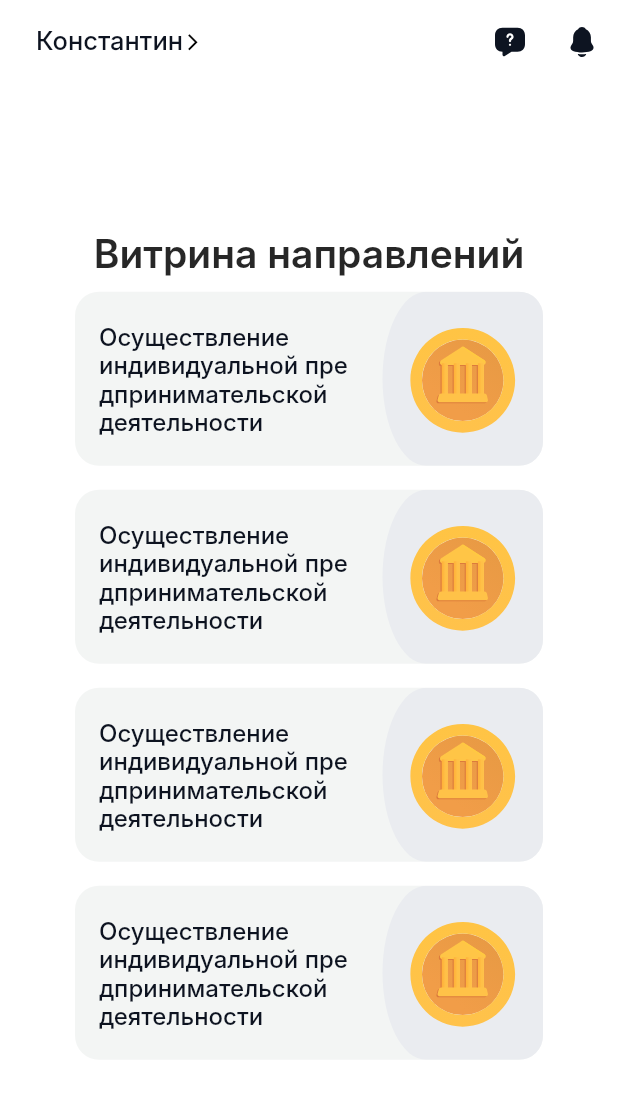
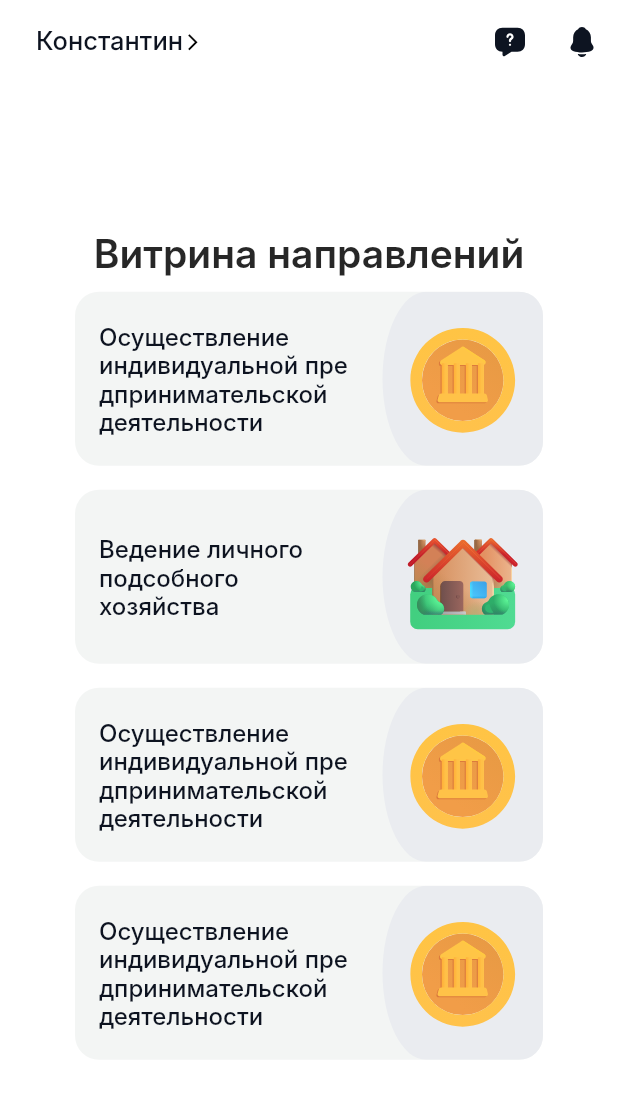
Before and after one commit to Danik-Off/FlutterTask, a Flutter app: the screen it shows after launch, on a phone screen of 412 x 824 dp. Shown: the top 1099 px of the screen. Run offline on Flutter 3.47's test engine with Material 2 defaults, Android fonts, the phone set to English and light mode, and no system bars; our stand-ins replace flutter_svg; Roboto replaces fonts that are missing (Inter).

Commit message:
add new picture

```diff
--- a/lib/main_page.dart
+++ b/lib/main_page.dart
@@ -7,12 +7,18 @@ class MainPage extends StatelessWidget {
 
   @override
   Widget build(BuildContext context) {
-    final List<ListItemObj> items =[
-      ListItemObj("Осуществление индивидуальной предпринимательской деятельности", "assets/Coin.svg"),
-      ListItemObj("Осуществление индивидуальной предпринимательской деятельности", "assets/Coin.svg"),
-      ListItemObj("Осуществление индивидуальной предпринимательской деятельности", "assets/Coin.svg"),
-      ListItemObj("Осуществление индивидуальной предпринимательской деятельности", "assets/Coin.svg"),
-      ];
+    final List<ListItemObj> items = [
+      ListItemObj(
+          "Осуществление индивидуальной предпринимательской деятельности",
+          "assets/Coin.svg"),
+      ListItemObj("Ведение личного подсобного хозяйства", "assets/Houses.svg"),
+      ListItemObj(
+          "Осуществление индивидуальной предпринимательской деятельности",
+          "assets/Coin.svg"),
+      ListItemObj(
+          "Осуществление индивидуальной предпринимательской деятельности",
+          "assets/Coin.svg"),
+    ];
 
     return Scaffold(
       appBar: const MyAppBar(),
@@ -21,7 +27,6 @@ class MainPage extends StatelessWidget {
           mainAxisAlignment: MainAxisAlignment.center,
           children: [
             const Text(
-
               'Витрина направлений',
               style: TextStyle(
                 color: Color(0xFF272727),
@@ -29,12 +34,9 @@ class MainPage extends StatelessWidget {
                 fontFamily: 'Inter',
                 fontWeight: FontWeight.w600,
                 height: 0.05,
-
-
               ),
             ),
-            for(var item in items)
-              ListItem(item)
+            for (var item in items) ListItem(item)
           ],
         ),
       ),
```
Also changed, not shown: assets/Houses.svg (added).
